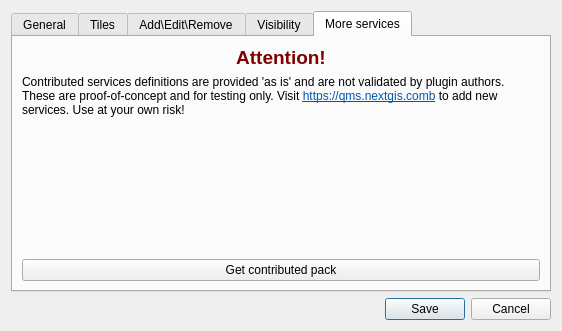
Old version of the form src/settings_dialog_base.ui in the repository nextgis/quickmapservices.
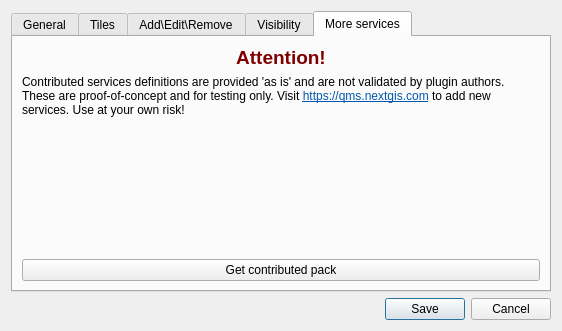
New version of the form. The open tabs and pages were chosen to show the change. Custom widgets are drawn as their Qt base class.

The edit to the form file:
```diff
--- a/src/settings_dialog_base.ui
+++ b/src/settings_dialog_base.ui
@@ -344,7 +344,7 @@
        <item>
         <widget class="QLabel" name="label_2">
          <property name="text">
-          <string>&lt;html&gt;&lt;head/&gt;&lt;body&gt;&lt;p&gt;Contributed services definitions are provided 'as is' and are not validated by plugin authors. These are proof-of-concept and for testing only. Visit &lt;a href=&quot;https://qms.nextgis.com&quot;&gt;&lt;span style=&quot; text-decoration: underline; color:#0057ae;&quot;&gt;https://qms.nextgis.comb&lt;/span&gt;&lt;/a&gt; to add new services. Use at your own risk!&lt;/p&gt;&lt;/body&gt;&lt;/html&gt;</string>
+          <string>&lt;html&gt;&lt;head/&gt;&lt;body&gt;&lt;p&gt;Contributed services definitions are provided 'as is' and are not validated by plugin authors. These are proof-of-concept and for testing only. Visit &lt;a href=&quot;https://qms.nextgis.com&quot;&gt;&lt;span style=&quot; text-decoration: underline; color:#0057ae;&quot;&gt;https://qms.nextgis.com&lt;/span&gt;&lt;/a&gt; to add new services. Use at your own risk!&lt;/p&gt;&lt;/body&gt;&lt;/html&gt;</string>
          </property>
          <property name="textFormat">
           <enum>Qt::AutoText</enum>
```
